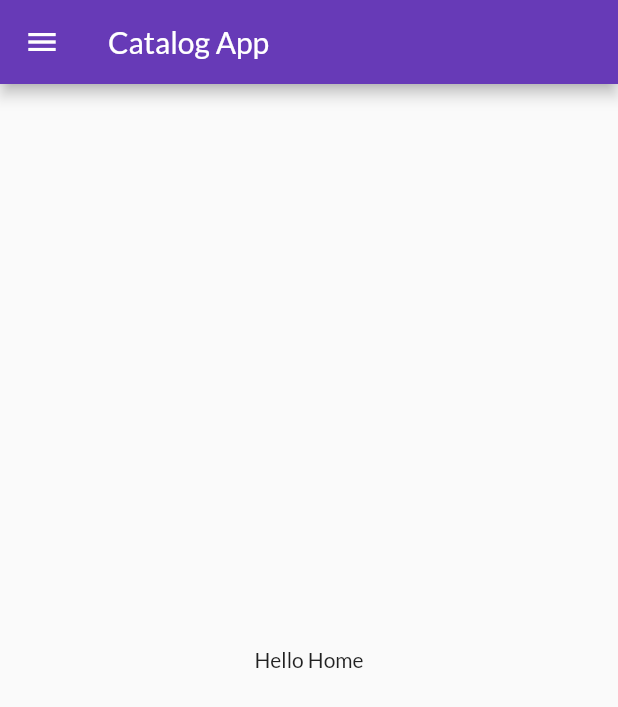
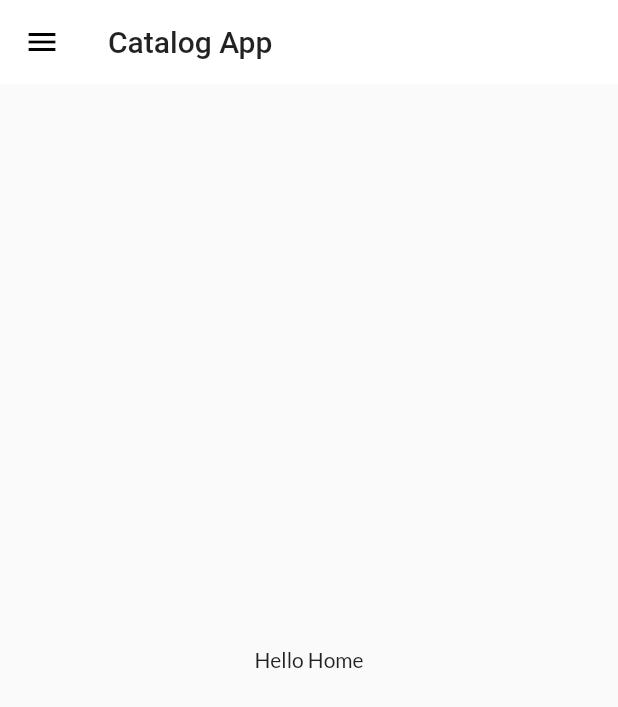
Before and after one commit to ankitbhalla421/flutterdemo, a Flutter app: the screen it shows after launch, on a phone screen of 412 x 824 dp. Shown: the top 707 px of the screen. Run offline on Flutter 3.47's test engine with Material 2 defaults, Android fonts, the phone set to English and light mode, and no system bars; our stand-ins replace google_fonts.

Commit message:
themes added

```diff
--- a/lib/main.dart
+++ b/lib/main.dart
@@ -2,7 +2,7 @@ import 'package:flutter/material.dart';
 import 'package:flutterdemo/pages/home.dart';
 import 'package:flutterdemo/pages/login.dart';
 import 'package:flutterdemo/utils/routes.dart';
-import 'package:google_fonts/google_fonts.dart';
+import 'package:flutterdemo/widgets/themes.dart';
 
 void main() {
   runApp(MyApp());
@@ -14,13 +14,10 @@ class MyApp extends StatelessWidget {
     return MaterialApp(
         themeMode: ThemeMode.light,
         debugShowCheckedModeBanner: false,
-        theme: ThemeData(
-            primarySwatch: Colors.deepPurple,
-            fontFamily: GoogleFonts.lato().fontFamily),
-        darkTheme: ThemeData(brightness: Brightness.dark),
+        theme: MainTheme.lightTheme(context),
+        darkTheme: MainTheme.darkTheme(context),
         initialRoute: MyRoutes.homeRoute,
         routes: {
-          "/": (context) => Login(),
           MyRoutes.homeRoute: (context) => Home(),
           MyRoutes.loginRoute: (context) => Login(),
         });
--- /dev/null
+++ b/lib/widgets/themes.dart
@@ -0,0 +1,18 @@
+import 'package:flutter/material.dart';
+import 'package:google_fonts/google_fonts.dart';
+
+class MainTheme {
+  static ThemeData lightTheme(BuildContext context) => ThemeData(
+        primarySwatch: Colors.deepPurple,
+        fontFamily: GoogleFonts.lato().fontFamily,
+        appBarTheme: AppBarTheme(
+            color: Colors.white,
+            elevation: 0,
+            iconTheme: IconThemeData(color: Colors.black),
+            textTheme: Theme.of(context).textTheme),
+      );
+
+  static ThemeData darkTheme(BuildContext context) => ThemeData(
+        brightness: Brightness.dark,
+      );
+}
```
